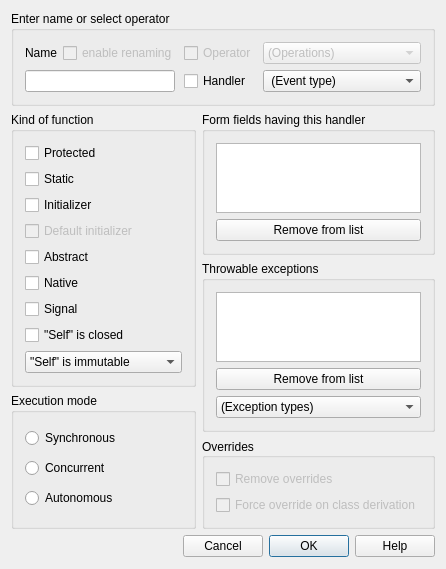
The window that lavape/src/LavaPE_UI/idd_funcbox.ui (berkus/lavape) describes before a commit, drawn with Qt 5.
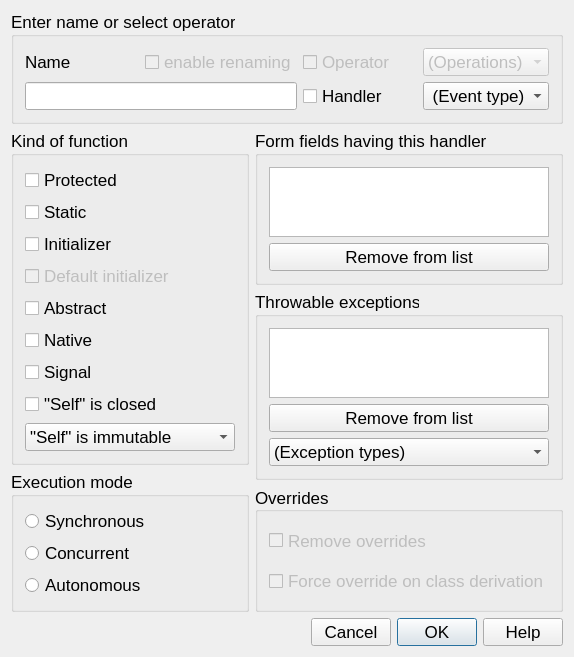
The same window after the commit.

Commit message: layout changed preferred->fixed

What changed in the file:
```diff
--- a/lavape/src/LavaPE_UI/idd_funcbox.ui
+++ b/lavape/src/LavaPE_UI/idd_funcbox.ui
@@ -6,10 +6,15 @@
    <rect>
     <x>0</x>
     <y>0</y>
-    <width>437</width>
-    <height>511</height>
+    <width>523</width>
+    <height>586</height>
    </rect>
   </property>
+  <property name="font">
+   <font>
+    <pointsize>13</pointsize>
+   </font>
+  </property>
   <property name="windowTitle">
    <string>Function</string>
   </property>
@@ -17,7 +22,7 @@
    <item row="0" column="0" colspan="2">
     <widget class="QGroupBox" name="GroupBox_IDC_STATIC21">
      <property name="sizePolicy">
-      <sizepolicy hsizetype="Minimum" vsizetype="Minimum">
+      <sizepolicy hsizetype="Preferred" vsizetype="Fixed">
        <horstretch>0</horstretch>
        <verstretch>0</verstretch>
       </sizepolicy>
@@ -47,6 +52,12 @@
         <property name="enabled">
          <bool>false</bool>
         </property>
+        <property name="sizePolicy">
+         <sizepolicy hsizetype="Preferred" vsizetype="Preferred">
+          <horstretch>0</horstretch>
+          <verstretch>0</verstretch>
+         </sizepolicy>
+        </property>
         <property name="focusPolicy">
          <enum>Qt::StrongFocus</enum>
         </property>
@@ -60,6 +71,12 @@
         <property name="enabled">
          <bool>false</bool>
         </property>
+        <property name="sizePolicy">
+         <sizepolicy hsizetype="Preferred" vsizetype="Preferred">
+          <horstretch>0</horstretch>
+          <verstretch>0</verstretch>
+         </sizepolicy>
+        </property>
         <property name="focusPolicy">
          <enum>Qt::StrongFocus</enum>
         </property>
@@ -74,7 +91,7 @@
          <bool>false</bool>
         </property>
         <property name="sizePolicy">
-         <sizepolicy hsizetype="Expanding" vsizetype="Fixed">
+         <sizepolicy hsizetype="Preferred" vsizetype="Fixed">
           <horstretch>0</horstretch>
           <verstretch>0</verstretch>
          </sizepolicy>
@@ -89,7 +106,7 @@
       <item row="1" column="0" colspan="2">
        <widget class="QLineEdit" name="NewName">
         <property name="sizePolicy">
-         <sizepolicy hsizetype="Fixed" vsizetype="Fixed">
+         <sizepolicy hsizetype="Preferred" vsizetype="Fixed">
           <horstretch>0</horstretch>
           <verstretch>0</verstretch>
          </sizepolicy>
@@ -110,6 +127,12 @@
       </item>
       <item row="1" column="2">
        <widget class="QCheckBox" name="CHECKHandler">
+        <property name="sizePolicy">
+         <sizepolicy hsizetype="Preferred" vsizetype="Preferred">
+          <horstretch>0</horstretch>
+          <verstretch>0</verstretch>
+         </sizepolicy>
+        </property>
         <property name="text">
          <string>Handler</string>
         </property>
@@ -118,7 +141,7 @@
       <item row="1" column="3">
        <widget class="QComboBox" name="EventType">
         <property name="sizePolicy">
-         <sizepolicy hsizetype="Expanding" vsizetype="Fixed">
+         <sizepolicy hsizetype="Preferred" vsizetype="Fixed">
           <horstretch>0</horstretch>
           <verstretch>0</verstretch>
          </sizepolicy>
@@ -159,7 +182,7 @@
         <item>
          <widget class="QCheckBox" name="Protected">
           <property name="sizePolicy">
-           <sizepolicy hsizetype="Fixed" vsizetype="Fixed">
+           <sizepolicy hsizetype="Preferred" vsizetype="Preferred">
             <horstretch>0</horstretch>
             <verstretch>0</verstretch>
            </sizepolicy>
@@ -175,7 +198,7 @@
         <item>
          <widget class="QCheckBox" name="StaticFunc">
           <property name="sizePolicy">
-           <sizepolicy hsizetype="Fixed" vsizetype="Fixed">
+           <sizepolicy hsizetype="Preferred" vsizetype="Preferred">
             <horstretch>0</horstretch>
             <verstretch>0</verstretch>
            </sizepolicy>
@@ -208,6 +231,12 @@
            </property>
            <item>
             <widget class="QCheckBox" name="Initializer">
+             <property name="sizePolicy">
+              <sizepolicy hsizetype="Preferred" vsizetype="Preferred">
+               <horstretch>0</horstretch>
+               <verstretch>0</verstretch>
+              </sizepolicy>
+             </property>
              <property name="focusPolicy">
               <enum>Qt::StrongFocus</enum>
              </property>
@@ -225,7 +254,7 @@
            <bool>false</bool>
           </property>
           <property name="sizePolicy">
-           <sizepolicy hsizetype="Minimum" vsizetype="Fixed">
+           <sizepolicy hsizetype="Preferred" vsizetype="Preferred">
             <horstretch>0</horstretch>
             <verstretch>0</verstretch>
            </sizepolicy>
@@ -241,7 +270,7 @@
         <item>
          <widget class="QCheckBox" name="Abstract">
           <property name="sizePolicy">
-           <sizepolicy hsizetype="Fixed" vsizetype="Fixed">
+           <sizepolicy hsizetype="Preferred" vsizetype="Preferred">
             <horstretch>0</horstretch>
             <verstretch>0</verstretch>
            </sizepolicy>
@@ -257,7 +286,7 @@
         <item>
          <widget class="QCheckBox" name="Native">
           <property name="sizePolicy">
-           <sizepolicy hsizetype="Fixed" vsizetype="Fixed">
+           <sizepolicy hsizetype="Preferred" vsizetype="Preferred">
             <horstretch>0</horstretch>
             <verstretch>0</verstretch>
            </sizepolicy>
@@ -273,7 +302,7 @@
         <item>
          <widget class="QCheckBox" name="Signal">
           <property name="sizePolicy">
-           <sizepolicy hsizetype="Fixed" vsizetype="Fixed">
+           <sizepolicy hsizetype="Preferred" vsizetype="Preferred">
             <horstretch>0</horstretch>
             <verstretch>0</verstretch>
            </sizepolicy>
@@ -288,6 +317,12 @@
         </item>
         <item>
          <widget class="QCheckBox" name="Closed">
+          <property name="sizePolicy">
+           <sizepolicy hsizetype="Preferred" vsizetype="Preferred">
+            <horstretch>0</horstretch>
+            <verstretch>0</verstretch>
+           </sizepolicy>
+          </property>
           <property name="whatsThis">
            <string>The &quot;self&quot; object of this function may be unfinished, i.e., not yet fully initialized and therefore &quot;closed&quot;: its members cannot yet be used</string>
           </property>
@@ -345,14 +380,17 @@
         <string>Execution mode</string>
        </property>
        <layout class="QVBoxLayout">
-        <property name="spacing">
-         <number>6</number>
-        </property>
         <property name="margin">
          <number>11</number>
         </property>
         <item>
          <widget class="QRadioButton" name="Synch">
+          <property name="sizePolicy">
+           <sizepolicy hsizetype="Preferred" vsizetype="Preferred">
+            <horstretch>0</horstretch>
+            <verstretch>0</verstretch>
+           </sizepolicy>
+          </property>
           <property name="focusPolicy">
            <enum>Qt::StrongFocus</enum>
           </property>
@@ -363,6 +401,12 @@
         </item>
         <item>
          <widget class="QRadioButton" name="Concurrent">
+          <property name="sizePolicy">
+           <sizepolicy hsizetype="Preferred" vsizetype="Preferred">
+            <horstretch>0</horstretch>
+            <verstretch>0</verstretch>
+           </sizepolicy>
+          </property>
           <property name="focusPolicy">
            <enum>Qt::StrongFocus</enum>
           </property>
@@ -373,6 +417,12 @@
         </item>
         <item>
          <widget class="QRadioButton" name="Independent">
+          <property name="sizePolicy">
+           <sizepolicy hsizetype="Preferred" vsizetype="Preferred">
+            <horstretch>0</horstretch>
+            <verstretch>0</verstretch>
+           </sizepolicy>
+          </property>
           <property name="focusPolicy">
            <enum>Qt::StrongFocus</enum>
           </property>
@@ -403,7 +453,7 @@
         <item>
          <widget class="QListWidget" name="FieldList">
           <property name="sizePolicy">
-           <sizepolicy hsizetype="Expanding" vsizetype="Expanding">
+           <sizepolicy hsizetype="Preferred" vsizetype="Preferred">
             <horstretch>0</horstretch>
             <verstretch>0</verstretch>
            </sizepolicy>
@@ -418,6 +468,12 @@
         </item>
         <item>
          <widget class="QPushButton" name="FieldRemove">
+          <property name="sizePolicy">
+           <sizepolicy hsizetype="Preferred" vsizetype="Fixed">
+            <horstretch>0</horstretch>
+            <verstretch>0</verstretch>
+           </sizepolicy>
+          </property>
           <property name="text">
            <string>Remove from list</string>
           </property>
@@ -456,7 +512,7 @@
            <bool>true</bool>
           </property>
           <property name="sizePolicy">
-           <sizepolicy hsizetype="Expanding" vsizetype="Minimum">
+           <sizepolicy hsizetype="Preferred" vsizetype="Preferred">
             <horstretch>0</horstretch>
             <verstretch>0</verstretch>
            </sizepolicy>
@@ -471,6 +527,12 @@
         </item>
         <item>
          <widget class="QPushButton" name="DelInherits">
+          <property name="sizePolicy">
+           <sizepolicy hsizetype="Preferred" vsizetype="Fixed">
+            <horstretch>0</horstretch>
+            <verstretch>0</verstretch>
+           </sizepolicy>
+          </property>
           <property name="focusPolicy">
            <enum>Qt::NoFocus</enum>
           </property>
@@ -482,7 +544,7 @@
         <item>
          <widget class="QComboBox" name="NamedTypes">
           <property name="sizePolicy">
-           <sizepolicy hsizetype="Expanding" vsizetype="Fixed">
+           <sizepolicy hsizetype="Preferred" vsizetype="Fixed">
             <horstretch>0</horstretch>
             <verstretch>0</verstretch>
            </sizepolicy>
@@ -529,6 +591,12 @@
           <property name="enabled">
            <bool>false</bool>
           </property>
+          <property name="sizePolicy">
+           <sizepolicy hsizetype="Preferred" vsizetype="Preferred">
+            <horstretch>0</horstretch>
+            <verstretch>0</verstretch>
+           </sizepolicy>
+          </property>
           <property name="focusPolicy">
            <enum>Qt::StrongFocus</enum>
           </property>
@@ -543,7 +611,7 @@
            <bool>false</bool>
           </property>
           <property name="sizePolicy">
-           <sizepolicy hsizetype="Minimum" vsizetype="Fixed">
+           <sizepolicy hsizetype="Fixed" vsizetype="Preferred">
             <horstretch>0</horstretch>
             <verstretch>0</verstretch>
            </sizepolicy>
```
The commit also changes 82 other files.
